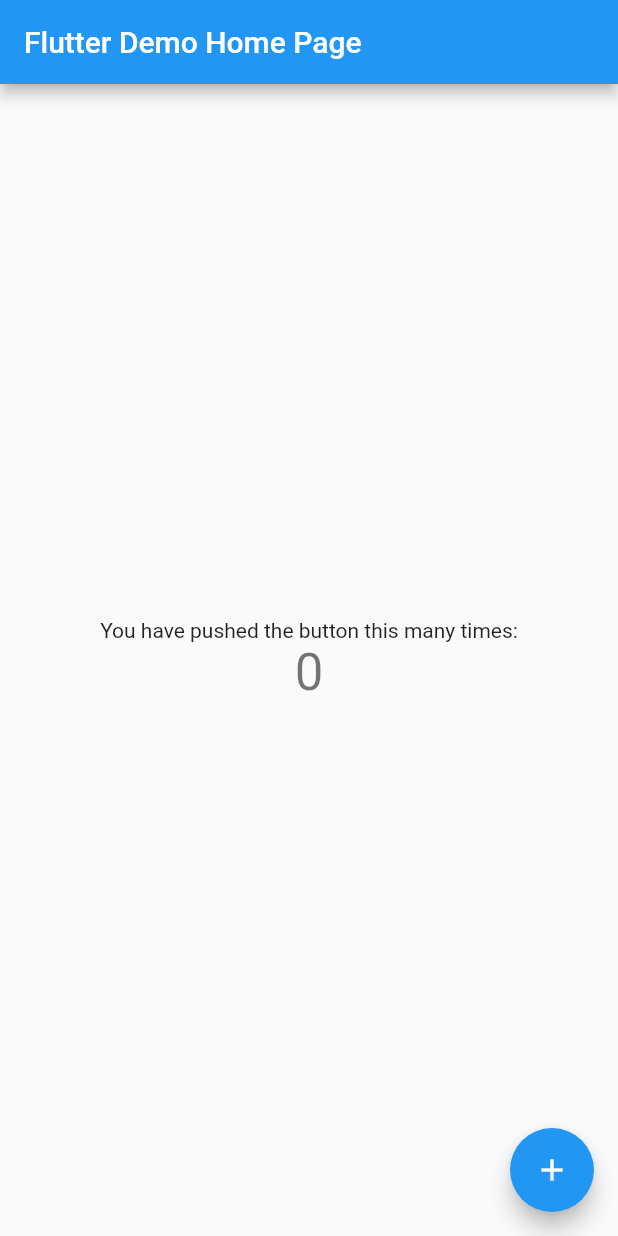
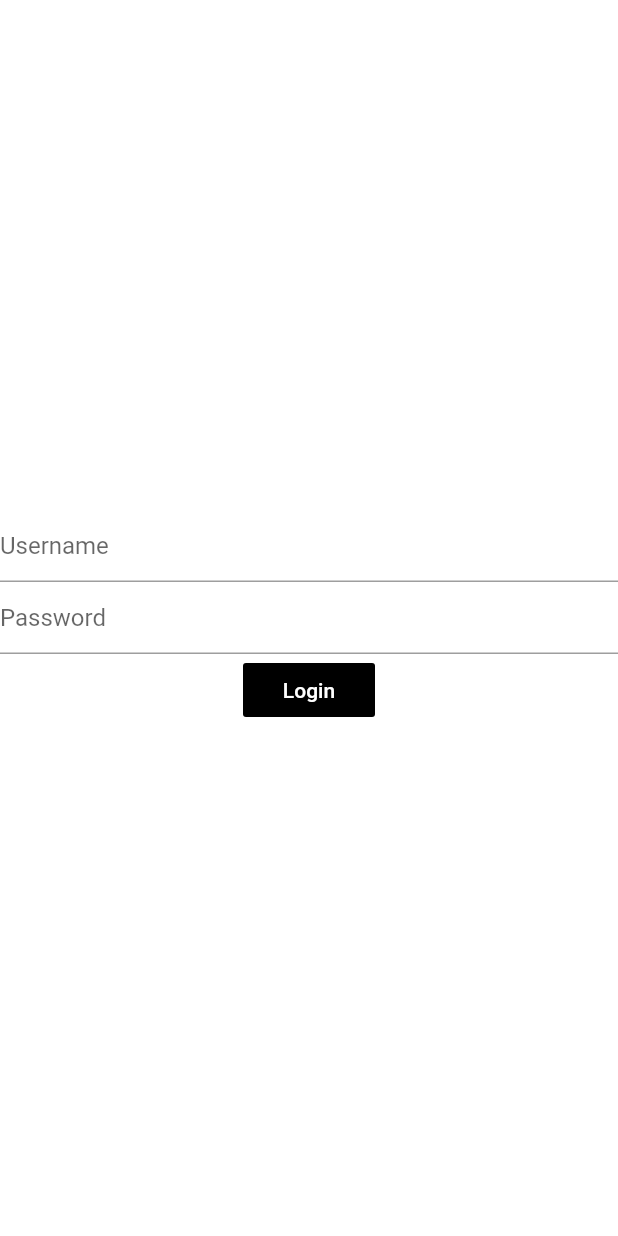
Before and after one commit to JairHuamanBellido/Flurs, a Flutter app: the screen it shows after launch, on a phone screen of 412 x 824 dp. Run offline on Flutter 3.47's test engine with Material 2 defaults, Android fonts, the phone set to English and light mode, and no system bars.

Commit message:
se añadio el login , falta funcionalidad

```diff
--- /dev/null
+++ b/lib/home/home.dart
@@ -0,0 +1,20 @@
+import 'package:flutter/cupertino.dart';
+import 'package:flutter/material.dart';
+
+class Home extends StatefulWidget {
+  Home({Key key}) : super(key: key);
+
+  @override
+  _HomeState createState() => _HomeState();
+}
+
+class _HomeState extends State<Home> {
+  @override
+  Widget build(BuildContext context) {
+    return Material(
+       child: Center(
+         child: Text('Soy el home'),
+       ),
+    );
+  }
+}
--- /dev/null
+++ b/lib/login/login.dart
@@ -0,0 +1,64 @@
+import 'package:flurs/home/home.dart';
+import 'package:flurs/login/login_input.dart';
+import 'package:flutter/cupertino.dart';
+import 'package:flutter/material.dart';
+
+class Login extends StatefulWidget {
+  Login({Key key}) : super(key: key);
+
+  @override
+  _LoginState createState() => _LoginState();
+}
+
+class _LoginState extends State<Login> {
+  final _key = GlobalKey<FormState>();
+  final _controllerUsername = TextEditingController();
+  final _controllerPassword = TextEditingController();
+  _navigateHome() {
+    if (_key.currentState.validate()) {
+      print(_controllerPassword.text);
+      print(_controllerUsername.text);
+      Navigator.push(context, MaterialPageRoute(builder: (context) => Home()));
+    }
+  }
+
+  @override
+  void dispose() {
+    _controllerPassword.dispose();
+    _controllerUsername.dispose();
+    super.dispose();
+  }
+
+  @override
+  Widget build(BuildContext context) {
+    return Container(
+      child: Column(
+        mainAxisAlignment: MainAxisAlignment.center,
+        children: <Widget>[
+          Form(
+            key: _key,
+            child: Column(
+              children: <Widget>[
+                InputLogin(
+                  controller: _controllerUsername,
+                  isPassword: false,
+                  label: "Username",
+                ),
+                InputLogin(
+                  controller: _controllerPassword,
+                  isPassword: true,
+                  label: "Password",
+                ),
+              ],
+            ),
+          ),
+          FlatButton(
+              color: Colors.black,
+              textColor: Colors.white,
+              child: Text('Login'),
+              onPressed: this._navigateHome),
+        ],
+      ),
+    );
+  }
+}
--- /dev/null
+++ b/lib/login/login_input.dart
@@ -0,0 +1,26 @@
+import 'package:flutter/cupertino.dart';
+import 'package:flutter/material.dart';
+
+class InputLogin extends StatefulWidget {
+  final TextEditingController controller;
+  final String label;
+  final bool isPassword;
+  InputLogin({Key key, this.controller, this.label, this.isPassword = false})
+      : super(key: key);
+
+  @override
+  _InputLoginState createState() => _InputLoginState();
+}
+
+class _InputLoginState extends State<InputLogin> {
+  @override
+  Widget build(BuildContext context) {
+    return Container(
+      child: TextField(
+        obscureText: widget.isPassword,
+        controller: widget.controller,
+        decoration: InputDecoration(hintText: widget.label),
+      ),
+    );
+  }
+}
--- a/lib/main.dart
+++ b/lib/main.dart
@@ -1,3 +1,4 @@
+import 'package:flurs/login/login.dart';
 import 'package:flutter/material.dart';
 
 void main() => runApp(MyApp());
@@ -7,105 +8,13 @@ class MyApp extends StatelessWidget {
   @override
   Widget build(BuildContext context) {
     return MaterialApp(
-      title: 'Flutter Demo',
-      theme: ThemeData(
-        // This is the theme of your application.
-        //
-        // Try running your application with "flutter run". You'll see the
-        // application has a blue toolbar. Then, without quitting the app, try
-        // changing the primarySwatch below to Colors.green and then invoke
-        // "hot reload" (press "r" in the console where you ran "flutter run",
-        // or simply save your changes to "hot reload" in a Flutter IDE).
-        // Notice that the counter didn't reset back to zero; the application
-        // is not restarted.
-        primarySwatch: Colors.blue,
+      debugShowCheckedModeBanner: false,
+      home: Material(
+        child: Container(
+          decoration: BoxDecoration(color: Color.fromRGBO(255, 255, 255, 1)),
+          child: Login(),
+        ),
       ),
-      home: MyHomePage(title: 'Flutter Demo Home Page'),
     );
   }
 }
-
-class MyHomePage extends StatefulWidget {
-  MyHomePage({Key key, this.title}) : super(key: key);
-
-  // This widget is the home page of your application. It is stateful, meaning
-  // that it has a State object (defined below) that contains fields that affect
-  // how it looks.
-
-  // This class is the configuration for the state. It holds the values (in this
-  // case the title) provided by the parent (in this case the App widget) and
-  // used by the build method of the State. Fields in a Widget subclass are
-  // always marked "final".
-
-  final String title;
-
-  @override
-  _MyHomePageState createState() => _MyHomePageState();
-}
-
-class _MyHomePageState extends State<MyHomePage> {
-  int _counter = 0;
-
-  void _incrementCounter() {
-    setState(() {
-      // This call to setState tells the Flutter framework that something has
-      // changed in this State, which causes it to rerun the build method below
-      // so that the display can reflect the updated values. If we changed
-      // _counter without calling setState(), then the build method would not be
-      // called again, and so nothing would appear to happen.
-      _counter++;
-    });
-  }
-
-  @override
-  Widget build(BuildContext context) {
-    // This method is rerun every time setState is called, for instance as done
-    // by the _incrementCounter method above.
-    //
-    // The Flutter framework has been optimized to make rerunning build methods
-    // fast, so that you can just rebuild anything that needs updating rather
-    // than having to individually change instances of widgets.
-    return Scaffold(
-      appBar: AppBar(
-        // Here we take the value from the MyHomePage object that was created by
-        // the App.build method, and use it to set our appbar title.
-        title: Text(widget.title),
-      ),
-      body: Center(
-        // Center is a layout widget. It takes a single child and positions it
-        // in the middle of the parent.
-        child: Column(
-          // Column is also a layout widget. It takes a list of children and
-          // arranges them vertically. By default, it sizes itself to fit its
-          // children horizontally, and tries to be as tall as its parent.
-          //
-          // Invoke "debug painting" (press "p" in the console, choose the
-          // "Toggle Debug Paint" action from the Flutter Inspector in Android
-          // Studio, or the "Toggle Debug Paint" command in Visual Studio Code)
-          // to see the wireframe for each widget.
-          //
-          // Column has various properties to control how it sizes itself and
-          // how it positions its children. Here we use mainAxisAlignment to
-          // center the children vertically; the main axis here is the vertical
-          // axis because Columns are vertical (the cross axis would be
-          // horizontal).
-          mainAxisAlignment: MainAxisAlignment.center,
-          children: <Widget>[
-            Text(
-              'You have pushed the button this many times:',
-            ),
-            Text(
-              '$_counter',
-              style: Theme.of(context).textTheme.display1,
-            ),
-          ],
-        ),
-      ),
-      floatingActionButton: FloatingActionButton(
-        onPressed: _incrementCounter,
-        tooltip: 'Increment',
-        child: Icon(Icons.add),
-      ), // This trailing comma makes auto-formatting nicer for build methods.
-    );
-  }
-}
```
